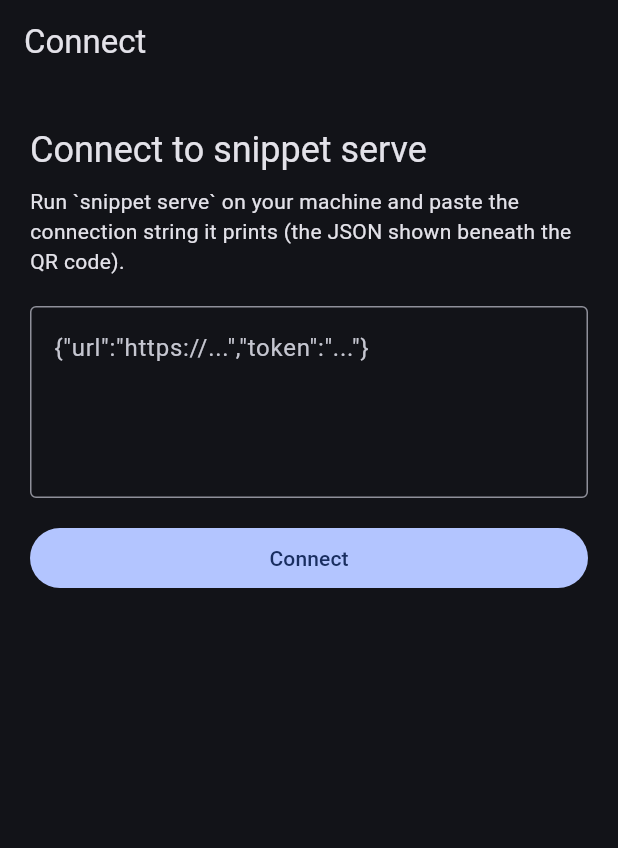
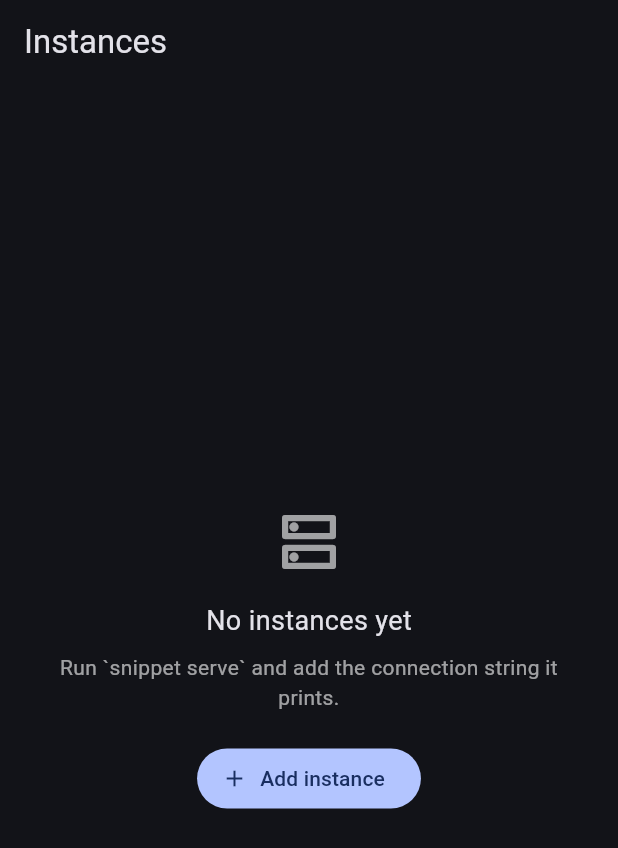
Before and after one commit to wacht-platform/snippet-native, a Flutter app: the screen it shows after launch, on a phone screen of 412 x 824 dp. Shown: the top 848 px of the screen. Run offline on Flutter 3.47's test engine with Material 3 defaults, Android fonts, the phone set to English and light mode, and no system bars; our stand-ins replace shared_preferences.

Commit message:
mobile: instances-first navigation + UX pass
Home screen now lists all connected daemon instances (saved with an
optional name) with a live health dot; pick one to manage its sessions.
Add instances by pasting the serve connection string; swipe to remove.
Sessions screen is scoped per instance (open any folder, or attach to an
existing session). Drops the old single-connection connect screen.

```diff
--- a/lib/main.dart
+++ b/lib/main.dart
@@ -1,66 +1,14 @@
 import 'package:flutter/material.dart';
-import 'package:shared_preferences/shared_preferences.dart';
 
-import 'api.dart';
-import 'screens/connect.dart';
-import 'screens/sessions.dart';
+import 'screens/instances.dart';
 
 void main() => runApp(const SnippetApp());
 
-class SnippetApp extends StatefulWidget {
+class SnippetApp extends StatelessWidget {
   const SnippetApp({super.key});
 
   @override
-  State<SnippetApp> createState() => _SnippetAppState();
-}
-
-class _SnippetAppState extends State<SnippetApp> {
-  DaemonClient? _client;
-  bool _loading = true;
-
-  @override
-  void initState() {
-    super.initState();
-    _restore();
-  }
-
-  Future<void> _restore() async {
-    final prefs = await SharedPreferences.getInstance();
-    final url = prefs.getString('url');
-    final token = prefs.getString('token');
-    if (!mounted) return;
-    setState(() {
-      if (url != null && token != null) _client = DaemonClient(url, token);
-      _loading = false;
-    });
-  }
-
-  Future<void> _connect(DaemonClient c) async {
-    final prefs = await SharedPreferences.getInstance();
-    await prefs.setString('url', c.baseUrl);
-    await prefs.setString('token', c.token);
-    if (!mounted) return;
-    setState(() => _client = c);
-  }
-
-  Future<void> _disconnect() async {
-    final prefs = await SharedPreferences.getInstance();
-    await prefs.remove('url');
-    await prefs.remove('token');
-    if (!mounted) return;
-    setState(() => _client = null);
-  }
-
-  @override
   Widget build(BuildContext context) {
-    final Widget home;
-    if (_loading) {
-      home = const Scaffold(body: Center(child: CircularProgressIndicator()));
-    } else if (_client == null) {
-      home = ConnectScreen(onConnected: _connect);
-    } else {
-      home = SessionsScreen(client: _client!, onDisconnect: _disconnect);
-    }
     return MaterialApp(
       title: 'snippet',
       debugShowCheckedModeBanner: false,
@@ -72,7 +20,7 @@
           brightness: Brightness.dark,
         ),
       ),
-      home: home,
+      home: const InstancesScreen(),
     );
   }
 }
--- a/lib/models.dart
+++ b/lib/models.dart
@@ -1,5 +1,32 @@
 // Dart models mirroring the snippet `serve` daemon wire shapes. Fields the daemon
 // omits when empty/None are treated as optional here.
+
+/// A saved daemon connection (one `snippet serve` instance).
+class Instance {
+  final String name;
+  final String url;
+  final String token;
+  const Instance({required this.name, required this.url, required this.token});
+
+  factory Instance.fromJson(Map<String, dynamic> j) => Instance(
+        name: j['name'] as String? ?? '',
+        url: j['url'] as String? ?? '',
+        token: j['token'] as String? ?? '',
+      );
+
+  Map<String, dynamic> toJson() => {'name': name, 'url': url, 'token': token};
+
+  String get label => name.isEmpty ? hostOf(url) : name;
+}
+
+String hostOf(String url) {
+  try {
+    final h = Uri.parse(url).host;
+    return h.isEmpty ? url : h;
+  } catch (_) {
+    return url;
+  }
+}
 
 class SessionInfo {
   final String id;
--- a/lib/screens/connect.dart
+++ b/lib/screens/add_instance.dart
@@ -3,25 +3,27 @@
 import 'package:flutter/material.dart';
 
 import '../api.dart';
+import '../models.dart';
 
-/// Paste the connection string printed by `snippet serve` (the JSON under the
-/// QR code: {"url":..., "token":...}). QR camera scanning is a planned follow-up.
-class ConnectScreen extends StatefulWidget {
-  final Future<void> Function(DaemonClient) onConnected;
-  const ConnectScreen({super.key, required this.onConnected});
+/// Add a daemon by pasting the connection string `snippet serve` prints
+/// ({"url":..., "token":...}). Returns the validated [Instance] via pop.
+class AddInstanceScreen extends StatefulWidget {
+  const AddInstanceScreen({super.key});
 
   @override
-  State<ConnectScreen> createState() => _ConnectScreenState();
+  State<AddInstanceScreen> createState() => _AddInstanceScreenState();
 }
 
-class _ConnectScreenState extends State<ConnectScreen> {
-  final _controller = TextEditingController();
+class _AddInstanceScreenState extends State<AddInstanceScreen> {
+  final _conn = TextEditingController();
+  final _name = TextEditingController();
   bool _busy = false;
   String? _error;
 
   @override
   void dispose() {
-    _controller.dispose();
+    _conn.dispose();
+    _name.dispose();
     super.dispose();
   }
 
@@ -31,7 +33,7 @@
       _error = null;
     });
     try {
-      final raw = _controller.text.trim();
+      final raw = _conn.text.trim();
       if (raw.isEmpty) throw 'Paste the connection string first.';
       final decoded = jsonDecode(raw);
       if (decoded is! Map) throw 'That is not a valid connection string.';
@@ -44,7 +46,10 @@
       if (!await client.health()) {
         throw 'Could not reach the daemon at $url.';
       }
-      await widget.onConnected(client);
+      final name = _name.text.trim().isEmpty ? hostOf(url) : _name.text.trim();
+      if (mounted) {
+        Navigator.pop(context, Instance(name: name, url: url, token: token));
+      }
     } catch (e) {
       if (mounted) setState(() => _error = e.toString());
     } finally {
@@ -55,28 +60,36 @@
   @override
   Widget build(BuildContext context) {
     return Scaffold(
-      appBar: AppBar(title: const Text('Connect')),
+      appBar: AppBar(title: const Text('Add instance')),
       body: SingleChildScrollView(
         padding: const EdgeInsets.all(20),
         child: Column(
           crossAxisAlignment: CrossAxisAlignment.stretch,
           children: [
-            const SizedBox(height: 8),
-            Text('Connect to snippet serve',
-                style: Theme.of(context).textTheme.headlineSmall),
-            const SizedBox(height: 8),
             const Text(
-              'Run `snippet serve` on your machine and paste the connection '
-              'string it prints (the JSON shown beneath the QR code).',
+              'Run `snippet serve` and paste the connection string it prints. '
+              '(QR scanning is coming soon.)',
             ),
             const SizedBox(height: 20),
             TextField(
-              controller: _controller,
+              controller: _conn,
               maxLines: 4,
               autocorrect: false,
               decoration: const InputDecoration(
+                labelText: 'Connection string',
                 border: OutlineInputBorder(),
                 hintText: '{"url":"https://...","token":"..."}',
+              ),
+            ),
+            const SizedBox(height: 14),
+            TextField(
+              controller: _name,
+              textInputAction: TextInputAction.done,
+              onSubmitted: (_) => _submit(),
+              decoration: const InputDecoration(
+                labelText: 'Name (optional)',
+                border: OutlineInputBorder(),
+                hintText: 'e.g. my laptop',
               ),
             ),
             const SizedBox(height: 16),
--- /dev/null
+++ b/lib/screens/instances.dart
@@ -0,0 +1,176 @@
+import 'package:flutter/material.dart';
+
+import '../api.dart';
+import '../models.dart';
+import '../store.dart';
+import 'add_instance.dart';
+import 'sessions.dart';
+
+/// Home screen: all connected daemon instances. Pick one to manage its sessions.
+class InstancesScreen extends StatefulWidget {
+  const InstancesScreen({super.key});
+
+  @override
+  State<InstancesScreen> createState() => _InstancesScreenState();
+}
+
+class _InstancesScreenState extends State<InstancesScreen> {
+  final _store = InstanceStore();
+  List<Instance>? _instances;
+
+  @override
+  void initState() {
+    super.initState();
+    _load();
+  }
+
+  Future<void> _load() async {
+    final items = await _store.load();
+    if (mounted) setState(() => _instances = items);
+  }
+
+  Future<void> _add() async {
+    final inst = await Navigator.push<Instance>(
+      context,
+      MaterialPageRoute(builder: (_) => const AddInstanceScreen()),
+    );
+    if (inst == null) return;
+    final items = [...?_instances]..removeWhere((e) => e.url == inst.url);
+    items.add(inst);
+    await _store.save(items);
+    if (mounted) setState(() => _instances = items);
+  }
+
+  Future<void> _remove(Instance inst) async {
+    final items = [...?_instances]
+      ..removeWhere((e) => e.url == inst.url && e.token == inst.token);
+    await _store.save(items);
+    if (mounted) setState(() => _instances = items);
+  }
+
+  void _open(Instance inst) {
+    Navigator.push(
+      context,
+      MaterialPageRoute(
+        builder: (_) => SessionsScreen(
+          client: DaemonClient(inst.url, inst.token),
+          instanceName: inst.label,
+        ),
+      ),
+    );
+  }
+
+  @override
+  Widget build(BuildContext context) {
+    final instances = _instances;
+    return Scaffold(
+      appBar: AppBar(title: const Text('Instances')),
+      floatingActionButton: (instances != null && instances.isNotEmpty)
+          ? FloatingActionButton.extended(
+              onPressed: _add,
+              icon: const Icon(Icons.add),
+              label: const Text('Add'),
+            )
+          : null,
+      body: instances == null
+          ? const Center(child: CircularProgressIndicator())
+          : instances.isEmpty
+              ? _Empty(onAdd: _add)
+              : ListView.separated(
+                  padding: const EdgeInsets.symmetric(vertical: 8),
+                  itemCount: instances.length,
+                  separatorBuilder: (_, __) => const Divider(height: 1),
+                  itemBuilder: (_, i) {
+                    final inst = instances[i];
+                    return Dismissible(
+                      key: ValueKey('${inst.url}|${inst.token}'),
+                      direction: DismissDirection.endToStart,
+                      background: Container(
+                        color: Theme.of(context).colorScheme.errorContainer,
+                        alignment: Alignment.centerRight,
+                        padding: const EdgeInsets.only(right: 20),
+                        child: const Icon(Icons.delete_outline),
+                      ),
+                      onDismissed: (_) => _remove(inst),
+                      child: ListTile(
+                        leading: _StatusDot(
+                          client: DaemonClient(inst.url, inst.token),
+                        ),
+                        title: Text(inst.label),
+                        subtitle: Text(
+                          hostOf(inst.url),
+                          maxLines: 1,
+                          overflow: TextOverflow.ellipsis,
+                        ),
+                        trailing: const Icon(Icons.chevron_right),
+                        onTap: () => _open(inst),
+                      ),
+                    );
+                  },
+                ),
+    );
+  }
+}
+
+class _Empty extends StatelessWidget {
+  final VoidCallback onAdd;
+  const _Empty({required this.onAdd});
+
+  @override
+  Widget build(BuildContext context) {
+    return Center(
+      child: Padding(
+        padding: const EdgeInsets.all(32),
+        child: Column(
+          mainAxisSize: MainAxisSize.min,
+          children: [
+            Icon(Icons.dns_outlined, size: 48, color: Theme.of(context).hintColor),
+            const SizedBox(height: 16),
+            const Text('No instances yet', style: TextStyle(fontSize: 18)),
+            const SizedBox(height: 8),
+            Text(
+              'Run `snippet serve` and add the connection string it prints.',
+              textAlign: TextAlign.center,
+              style: TextStyle(color: Theme.of(context).hintColor),
+            ),
+            const SizedBox(height: 20),
+            FilledButton.icon(
+              onPressed: onAdd,
+              icon: const Icon(Icons.add),
+              label: const Text('Add instance'),
+            ),
+          ],
+        ),
+      ),
+    );
+  }
+}
+
+/// A health dot: grey while checking, green if the daemon answers, red if not.
+class _StatusDot extends StatefulWidget {
+  final DaemonClient client;
+  const _StatusDot({required this.client});
+
+  @override
+  State<_StatusDot> createState() => _StatusDotState();
+}
+
+class _StatusDotState extends State<_StatusDot> {
+  bool? _online;
+
+  @override
+  void initState() {
+    super.initState();
+    widget.client.health().then((v) {
+      if (mounted) setState(() => _online = v);
+    });
+  }
+
+  @override
+  Widget build(BuildContext context) {
+    final color = _online == null
+        ? Theme.of(context).hintColor
+        : (_online! ? Colors.greenAccent : Colors.redAccent);
+    return Icon(Icons.circle, size: 12, color: color);
+  }
+}
```
Also changed, not shown: lib/screens/sessions.dart (+20 -15 lines), lib/store.dart (added, +40 -0 lines).
